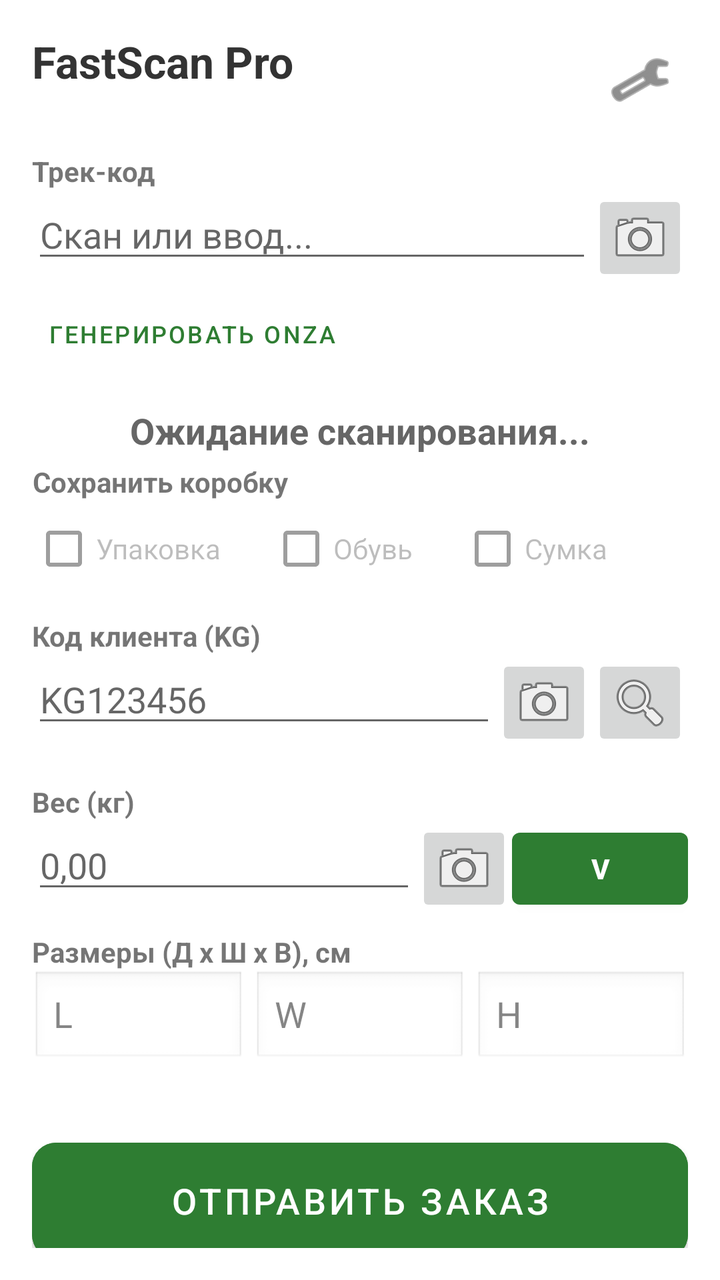
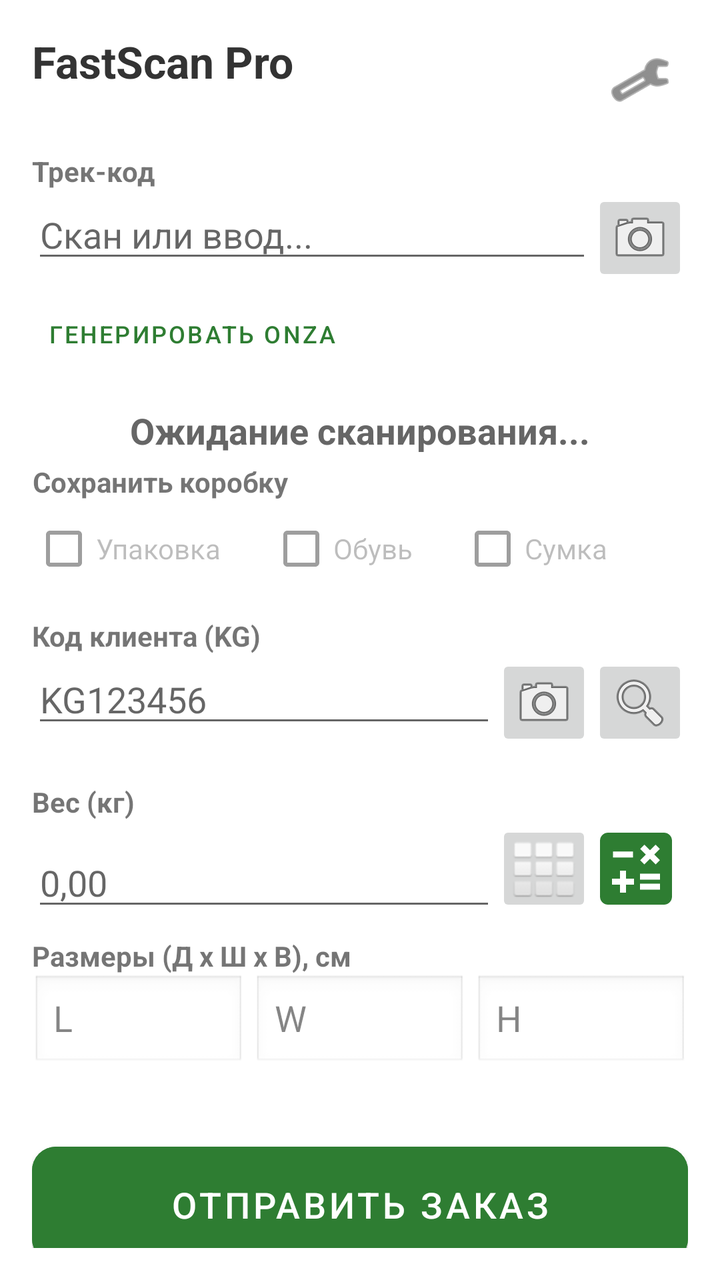

Compare the two renders of this Android layout. The source of the first and the diff that turns it into the second are given below.
<!-- AndroidManifest.xml: application theme AppTheme -->
<!-- res/layout/fragment_scan.xml -->
<?xml version="1.0" encoding="utf-8"?>
<LinearLayout xmlns:android="http://schemas.android.com/apk/res/android"
    xmlns:app="http://schemas.android.com/apk/res-auto"
    android:layout_width="match_parent"
    android:layout_height="match_parent"
    android:orientation="vertical"
    android:padding="16dp">

        <RelativeLayout
            android:layout_width="match_parent"
            android:layout_height="wrap_content"
            android:layout_marginBottom="12dp">

            <TextView
                android:layout_width="wrap_content"
                android:layout_height="wrap_content"
                android:text="FastScan Pro"
                android:textSize="22sp"
                android:textStyle="bold"
                android:textColor="#333333"/>

            <ImageButton
                android:id="@+id/btnSettings"
                android:layout_width="48dp"
                android:layout_height="48dp"
                android:layout_alignParentEnd="true"
                android:layout_centerVertical="true"
                android:background="?attr/selectableItemBackgroundBorderless"
                android:src="@android:drawable/ic_menu_preferences"
                app:tint="#444444" />
        </RelativeLayout>

        <TextView android:layout_width="wrap_content" android:layout_height="wrap_content" android:text="@string/tracking_code" android:textStyle="bold" />
        <LinearLayout android:layout_width="match_parent" android:layout_height="wrap_content" android:orientation="horizontal">
            <EditText android:id="@+id/etTracking"
                android:imeOptions="actionDone"
                android:singleLine="true"
                android:layout_width="0dp"
                android:layout_weight="1"
                android:layout_height="wrap_content"
                android:hint="@string/scan_or_input" />
            <ImageButton android:id="@+id/btnScanTrack" android:layout_width="48dp" android:layout_height="48dp" android:src="@android:drawable/ic_menu_camera" />
            <ImageButton android:id="@+id/btnPrint" android:layout_width="48dp" android:layout_height="48dp" android:src="@android:drawable/ic_menu_save" android:visibility="gone" />
        </LinearLayout>

        <Button android:id="@+id/btnGenerateOnza" android:layout_width="wrap_content" android:layout_height="wrap_content" android:text="@string/generate_track" android:textSize="12sp" style="@style/Widget.MaterialComponents.Button.TextButton"/>

        <Space android:layout_width="match_parent" android:layout_height="12dp" />

        <TextView android:id="@+id/tvClientName" android:layout_width="match_parent" android:layout_height="wrap_content"
            android:text="@string/scan_wait" android:textColor="#666666" android:textSize="18sp" android:textStyle="bold" android:gravity="center" />

    
    <TextView android:layout_width="wrap_content" android:layout_height="wrap_content" android:text="@string/box_info" android:textStyle="bold" android:gravity="center" android:layout_marginTop="4dp"/>
    <LinearLayout
        android:layout_width="match_parent"
        android:layout_height="wrap_content"
        android:orientation="horizontal"
        android:gravity="center_vertical">

        <CheckBox
            android:id="@+id/cbWithBox"
            android:layout_width="wrap_content"
            android:layout_height="wrap_content"
            android:text="@string/save_box"
            android:enabled="false" />

        <CheckBox
            android:id="@+id/cbShoesBox"
            android:layout_width="wrap_content"
            android:layout_height="wrap_content"
            android:text="@string/shoe_box"
            android:layout_marginStart="24dp"
            android:enabled="false" />

        <CheckBox
            android:id="@+id/cbBagBox"
            android:layout_width="wrap_content"
            android:layout_height="wrap_content"
            android:text="@string/bag_box"
            android:layout_marginStart="24dp"
            android:enabled="false" />

    </LinearLayout>
        <Space android:layout_width="match_parent" android:layout_height="10dp" />

        <TextView android:layout_width="wrap_content" android:layout_height="wrap_content" android:text="@string/client_code" android:textStyle="bold" />
        <LinearLayout android:layout_width="match_parent" android:layout_height="wrap_content" android:orientation="horizontal">
            <EditText android:id="@+id/etClientCode"
                android:inputType="textCapCharacters"
                android:imeOptions="actionDone"
                android:singleLine="true"
                android:layout_width="0dp"
                android:layout_weight="1"
                android:layout_height="wrap_content"
                android:hint="KG123456" />
            <ImageButton android:id="@+id/btnScanKg" android:layout_width="48dp" android:layout_height="48dp" android:src="@android:drawable/ic_menu_camera" />
            
            <ImageButton
                android:id="@+id/btnSearchClient"
                android:layout_width="48dp"
                android:layout_height="48dp"
                android:src="@android:drawable/ic_menu_search"
                android:contentDescription="@string/search_client" />
        </LinearLayout>

        <Space android:layout_width="match_parent" android:layout_height="16dp" />

        <TextView android:layout_width="wrap_content" android:layout_height="wrap_content" android:text="@string/weight_kg" android:textStyle="bold" />
        <LinearLayout android:layout_width="match_parent" android:layout_height="wrap_content" android:orientation="horizontal">
            <EditText android:id="@+id/etWeight" android:layout_width="0dp" android:layout_weight="1" android:layout_height="wrap_content" android:hint="0,00" android:inputType="numberDecimal" />
            <ImageButton android:id="@+id/btnScanWeight" android:layout_width="48dp" android:layout_height="48dp" android:src="@android:drawable/ic_menu_camera" />
            <Button android:id="@+id/btnVolumeCalc" android:layout_width="wrap_content" android:layout_height="wrap_content" android:text="V" android:textStyle="bold" />
        </LinearLayout>
    <TextView
        android:layout_width="wrap_content"
        android:layout_height="wrap_content"
        android:text="@string/dimensions"
        android:textStyle="bold"
        android:layout_marginTop="8dp"/>

    <LinearLayout
        android:layout_width="match_parent"
        android:layout_height="wrap_content"
        android:orientation="horizontal">
        <EditText
            android:id="@+id/etLength"
            android:layout_width="0dp"
            android:layout_weight="1"
            android:layout_height="wrap_content"
            android:hint="L"
            android:focusable="false"
            android:longClickable="false"
            android:cursorVisible="false"
            android:background="@android:drawable/edit_text"
            android:alpha="0.8" />
        <EditText
            android:id="@+id/etWidth"
            android:layout_width="0dp"
            android:layout_weight="1"
            android:layout_height="wrap_content"
            android:hint="W"
            android:layout_marginHorizontal="4dp"
            android:focusable="false"
            android:longClickable="false"
            android:cursorVisible="false"
            android:background="@android:drawable/edit_text"
            android:alpha="0.8" />

        <EditText
            android:id="@+id/etHeight"
            android:layout_width="0dp"
            android:layout_weight="1"
            android:layout_height="wrap_content"
            android:hint="H"
            android:focusable="false"
            android:longClickable="false"
            android:cursorVisible="false"
            android:background="@android:drawable/edit_text"
            android:alpha="0.8" />

    </LinearLayout>
        <Space android:layout_width="match_parent" android:layout_height="32dp" />

        <com.google.android.material.button.MaterialButton
            android:id="@+id/btnSubmit"
            android:layout_width="match_parent"
            android:layout_height="70dp"
            android:text="@string/send_order"
            android:textSize="18sp"
            app:cornerRadius="12dp"
            android:backgroundTint="#2E7D32" />

        <com.google.android.material.button.MaterialButton
            android:id="@+id/btnGlobalSearch"
            style="@style/Widget.MaterialComponents.Button.OutlinedButton"
            android:layout_width="match_parent"
            android:layout_height="wrap_content"
            android:layout_marginTop="16dp"
            android:layout_marginBottom="16dp"
            android:text="@string/find_order"
            app:icon="@android:drawable/ic_menu_search" />

        <Button android:id="@+id/btnLogout"
            android:layout_width="match_parent"
            android:layout_height="wrap_content"
            android:text="LOGOUT"
            android:layout_marginTop="16dp"
            android:visibility="gone" />
    </LinearLayout>
<!-- resources referenced by this layout -->
<resources>
  <string name="bag_box">Сумка</string>
  <string name="box_info">Сохранить коробку</string>
  <string name="client_code">Код клиента (KG)</string>
  <string name="dimensions">Размеры (Д х Ш х В), см</string>
  <string name="find_order">Найти информацию о заказе</string>
  <string name="generate_track">ГЕНЕРИРОВАТЬ ONZA</string>
  <string name="save_box">Упаковка</string>
  <string name="scan_or_input">Скан или ввод...</string>
  <string name="scan_wait">Ожидание сканирования...</string>
  <string name="search_client">Поиск по имени</string>
  <string name="send_order">ОТПРАВИТЬ ЗАКАЗ</string>
  <string name="shoe_box">Обувь</string>
  <string name="tracking_code">Трек-код</string>
  <string name="weight_kg">Вес (кг)</string>
  <style name="AppTheme" parent="Theme.MaterialComponents.Light.NoActionBar">
          
          <item name="colorPrimary">#2E7D32</item>  
          <item name="colorPrimaryVariant">#1B5E20</item>
          <item name="colorOnPrimary">#FFFFFF</item>
          <item name="colorSecondary">#2E7D32</item>
          <item name="colorSecondaryVariant">#1B5E20</item>
          <item name="colorOnSecondary">#000000</item>
      </style>
</resources>

<!-- the commit's change to res/layout/fragment_scan.xml (unified diff, before → after) -->
@@ -94,7 +94,11 @@
                 android:layout_weight="1"
                 android:layout_height="wrap_content"
                 android:hint="KG123456" />
-            <ImageButton android:id="@+id/btnScanKg" android:layout_width="48dp" android:layout_height="48dp" android:src="@android:drawable/ic_menu_camera" />
+            <ImageButton
+                android:id="@+id/btnScanKg"
+                android:layout_width="48dp"
+                android:layout_height="48dp"
+                android:src="@android:drawable/ic_menu_camera"/>
             
             <ImageButton
                 android:id="@+id/btnSearchClient"
@@ -107,11 +111,44 @@
         <Space android:layout_width="match_parent" android:layout_height="16dp" />
 
         <TextView android:layout_width="wrap_content" android:layout_height="wrap_content" android:text="@string/weight_kg" android:textStyle="bold" />
-        <LinearLayout android:layout_width="match_parent" android:layout_height="wrap_content" android:orientation="horizontal">
-            <EditText android:id="@+id/etWeight" android:layout_width="0dp" android:layout_weight="1" android:layout_height="wrap_content" android:hint="0,00" android:inputType="numberDecimal" />
-            <ImageButton android:id="@+id/btnScanWeight" android:layout_width="48dp" android:layout_height="48dp" android:src="@android:drawable/ic_menu_camera" />
-            <Button android:id="@+id/btnVolumeCalc" android:layout_width="wrap_content" android:layout_height="wrap_content" android:text="V" android:textStyle="bold" />
-        </LinearLayout>
+    <LinearLayout
+        android:layout_width="match_parent"
+        android:layout_height="wrap_content"
+        android:orientation="horizontal"
+        android:gravity="bottom"
+        android:baselineAligned="false">
+
+        <EditText
+            android:id="@+id/etWeight"
+            android:layout_width="0dp"
+            android:layout_weight="1"
+            android:layout_height="wrap_content"
+            android:hint="0,00"
+            android:inputType="numberDecimal" />
+
+        <ImageButton
+            android:id="@+id/btnScanWeight"
+            android:layout_width="48dp"
+            android:layout_height="48dp"
+            android:layout_marginBottom="2dp"
+            android:src="@android:drawable/ic_dialog_dialer"/>
+
+        <com.google.android.material.button.MaterialButton
+            android:id="@+id/btnVolumeCalc"
+            style="@style/Widget.Material3.Button.TextButton"
+            android:layout_width="48dp"
+            android:layout_height="48dp"
+            android:layout_marginBottom="2dp"
+            android:padding="0dp"
+            android:insetLeft="0dp"
+            android:insetTop="0dp"
+            android:insetRight="0dp"
+            android:insetBottom="0dp"
+            app:icon="@drawable/ic_baseline_calculate_24"
+            app:iconSize="48dp"
+            app:iconGravity="textStart"
+            app:iconTint="?attr/colorPrimary" />
+    </LinearLayout>
     <TextView
         android:layout_width="wrap_content"
         android:layout_height="wrap_content"
<!-- resource entries referenced after the edit -->
@@ -1,5 +1,11 @@
 <!-- resources referenced by this layout -->
 <resources>
+  <!-- drawable ic_baseline_calculate_24 (drawable) -->
+  <vector xmlns:android="http://schemas.android.com/apk/res/android" android:height="24dp" android:tint="#000000" android:viewportHeight="24" android:viewportWidth="24" android:width="24dp">
+        
+      <path android:fillColor="@android:color/white" android:pathData="M19,3H5C3.9,3 3,3.9 3,5v14c0,1.1 0.9,2 2,2h14c1.1,0 2,-0.9 2,-2V5C21,3.9 20.1,3 19,3zM13.03,7.06L14.09,6l1.41,1.41L16.91,6l1.06,1.06l-1.41,1.41l1.41,1.41l-1.06,1.06L15.5,9.54l-1.41,1.41l-1.06,-1.06l1.41,-1.41L13.03,7.06zM6.25,7.72h5v1.5h-5V7.72zM11.5,16h-2v2H8v-2H6v-1.5h2v-2h1.5v2h2V16zM18,17.25h-5v-1.5h5V17.25zM18,14.75h-5v-1.5h5V14.75z"/>
+      
+  </vector>
   <string name="bag_box">Сумка</string>
   <string name="box_info">Сохранить коробку</string>
   <string name="client_code">Код клиента (KG)</string>
